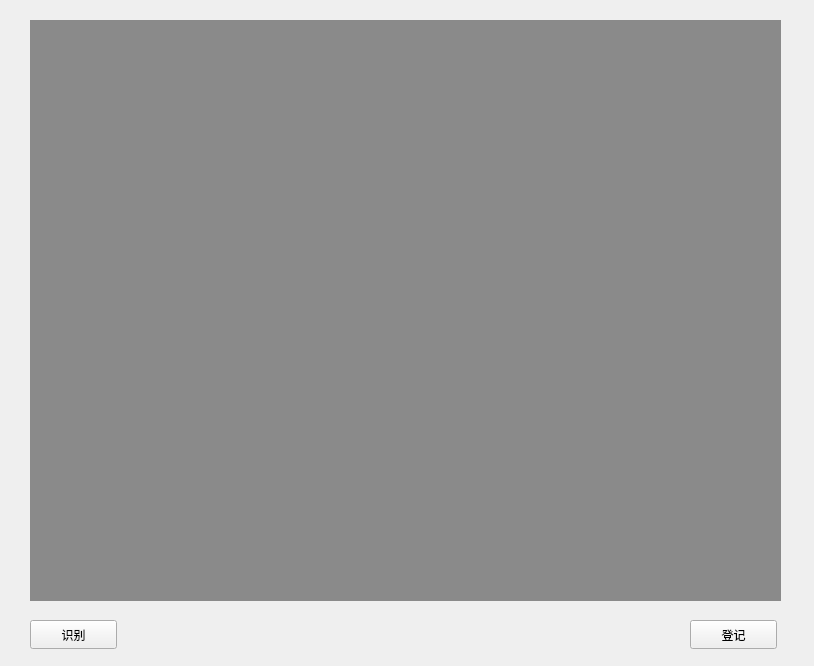
Before: the Qt Designer form mainwindow.ui in Liu8018/facerec1, drawn with Qt 5.
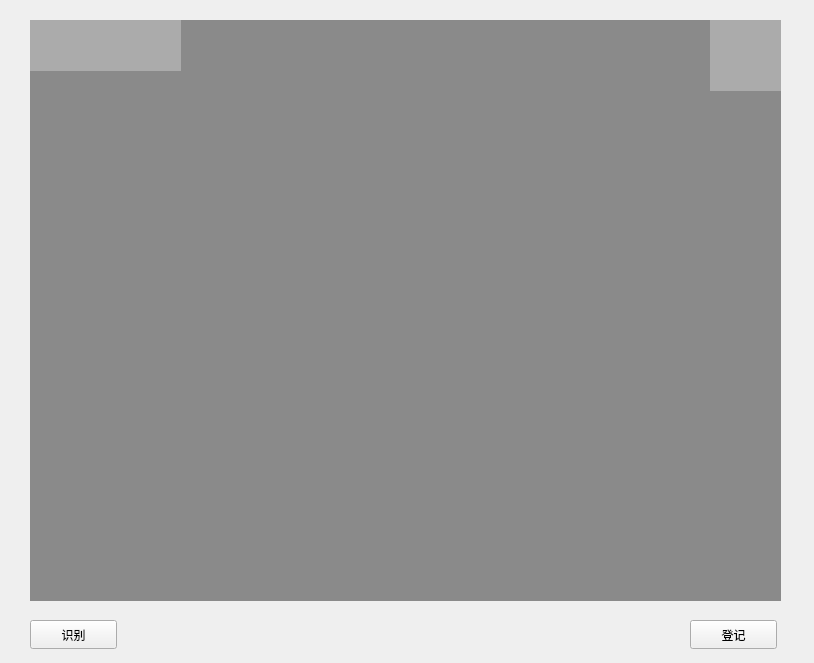
After: the same form once the commit is applied. Icons and pictures are not drawn.

Diff of the .ui file:
```diff
--- a/mainwindow.ui
+++ b/mainwindow.ui
@@ -7,7 +7,7 @@
     <x>0</x>
     <y>0</y>
     <width>814</width>
-    <height>666</height>
+    <height>663</height>
    </rect>
   </property>
   <property name="windowTitle">
@@ -56,6 +56,40 @@
      <string>登记</string>
     </property>
    </widget>
+   <widget class="QLabel" name="icon_label0">
+    <property name="geometry">
+     <rect>
+      <x>30</x>
+      <y>20</y>
+      <width>151</width>
+      <height>51</height>
+     </rect>
+    </property>
+    <property name="styleSheet">
+     <string notr="true">background-color: rgb(171, 171, 171);
+background-image: url(:/icons/data/icons/icon0.jpg);</string>
+    </property>
+    <property name="text">
+     <string/>
+    </property>
+   </widget>
+   <widget class="QLabel" name="icon_label1">
+    <property name="geometry">
+     <rect>
+      <x>710</x>
+      <y>20</y>
+      <width>71</width>
+      <height>71</height>
+     </rect>
+    </property>
+    <property name="styleSheet">
+     <string notr="true">background-color: rgb(171, 171, 171);
+background-image: url(:/icons/data/icons/BIT.jpg);</string>
+    </property>
+    <property name="text">
+     <string/>
+    </property>
+   </widget>
   </widget>
  </widget>
  <layoutdefault spacing="6" margin="11"/>
```
